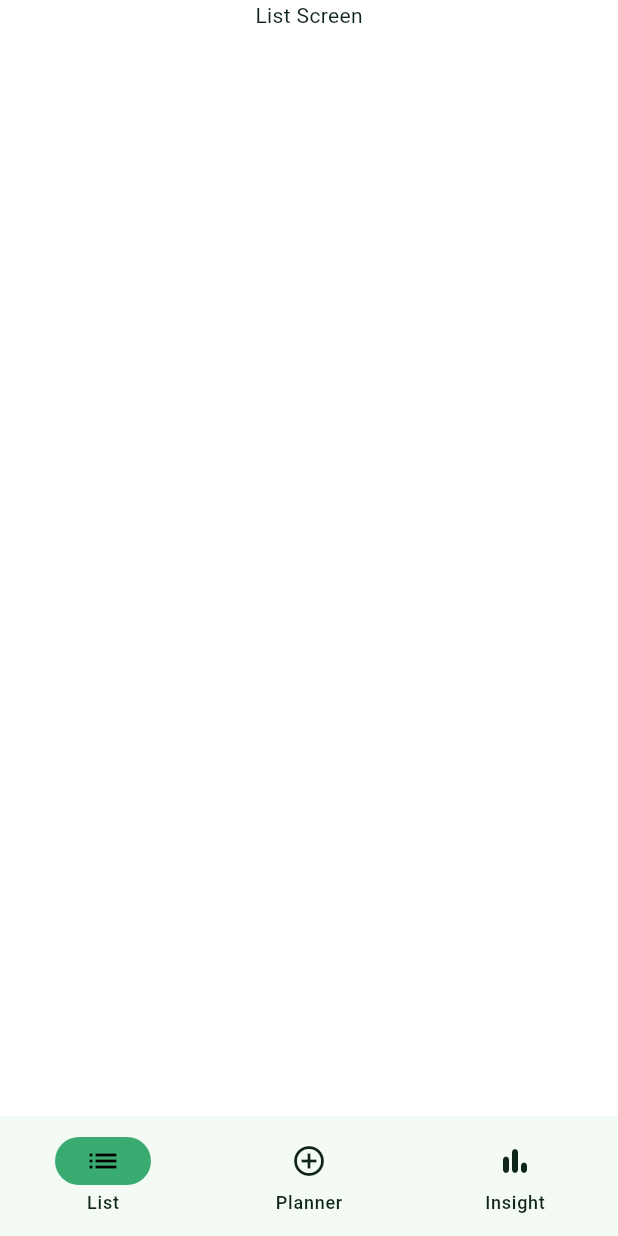
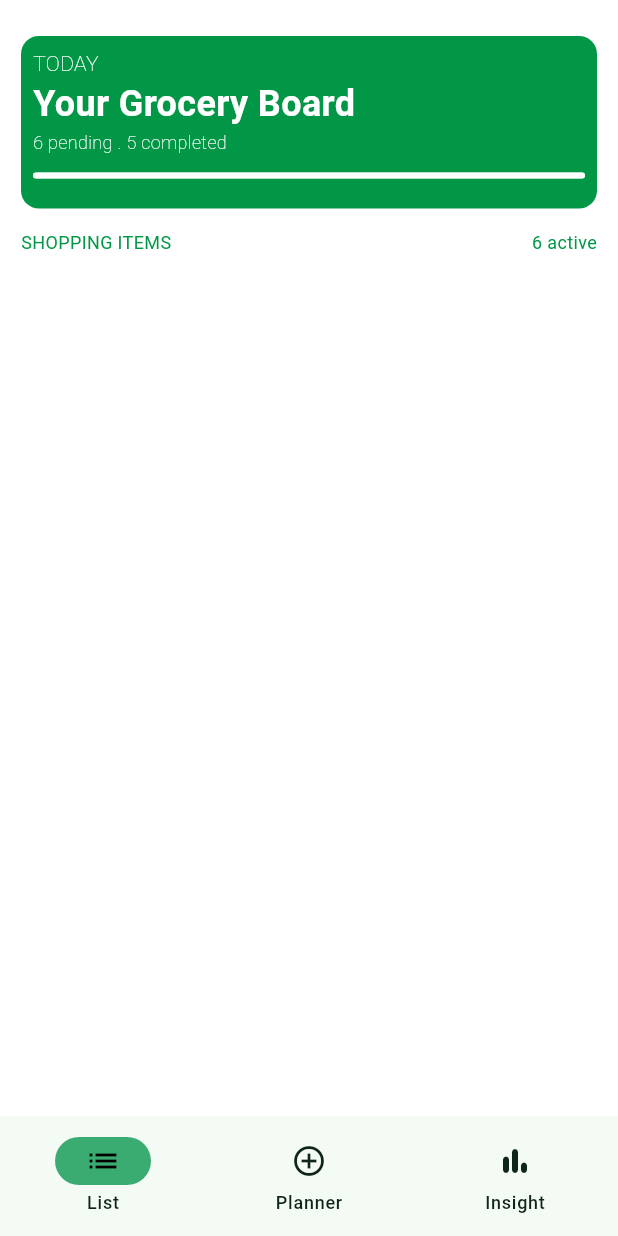
Before and after one commit to Miki0035/flutter_grocify, a Flutter app: the screen it shows after launch, after a tap on "Continue with Google", on a phone screen of 412 x 824 dp. Run offline on Flutter 3.47's test engine with Material 3 defaults, Android fonts, the phone set to English and light mode, and no system bars; our stand-ins replace fpdart.

Commit message:
feat: create banner card

```diff
--- /dev/null
+++ b/devtools_options.yaml
@@ -0,0 +1,3 @@
+description: This file stores settings for Dart & Flutter DevTools.
+documentation: https://docs.flutter.dev/tools/devtools/extensions#configure-extension-enablement-states
+extensions:
--- a/lib/features/auth/presentation/screens/login_screen.dart
+++ b/lib/features/auth/presentation/screens/login_screen.dart
@@ -21,11 +21,14 @@ class LoginScreen extends StatelessWidget {
               child: Column(
                 children: [
                   Text(
-                    'Grocify',
+                    'Grocify App',
                     textAlign: .center,
                     style: TextStyle(fontSize: 32),
                   ),
-                  Text('Plan smarter. Shope happier.', textAlign: .center),
+                  Text(
+                    'Plan smarter. Shope happier than ever before.',
+                    textAlign: .center,
+                  ),
 
                   SizedBox(height: 12),
                   Container(
--- a/lib/features/list/presentation/screens/list_screen.dart
+++ b/lib/features/list/presentation/screens/list_screen.dart
@@ -1,10 +1,41 @@
 import 'package:flutter/material.dart';
+import 'package:flutter/widget_previews.dart';
+import 'package:grocify/core/constants/colors.dart';
+import 'package:grocify/features/list/presentation/widgets/banner_card.dart';
 
 class ListScreen extends StatelessWidget {
+  @Preview(name: 'List screen')
   const ListScreen({super.key});
 
   @override
   Widget build(BuildContext context) {
-    return const Column(children: [Center(child: Text('List Screen'))]);
+    return SafeArea(
+      child: Padding(
+        padding: const EdgeInsets.symmetric(horizontal: 14, vertical: 24),
+        child: Column(
+          children: [
+            // Banner
+            GBannerCard(),
+            Padding(
+              padding: const EdgeInsets.symmetric(vertical: 14),
+              child: Row(
+                mainAxisAlignment: .spaceBetween,
+                children: [
+                  Text(
+                    'SHOPPING ITEMS',
+                    style: TextStyle(color: GrocifyBrand.green, fontSize: 12),
+                  ),
+
+                  Text(
+                    '6 active',
+                    style: TextStyle(color: GrocifyBrand.green, fontSize: 12),
+                  ),
+                ],
+              ),
+            ),
+          ],
+        ),
+      ),
+    );
   }
 }
--- /dev/null
+++ b/lib/features/list/presentation/widgets/banner_card.dart
@@ -0,0 +1,58 @@
+import 'package:flutter/material.dart';
+import 'package:grocify/core/constants/colors.dart';
+
+class GBannerCard extends StatelessWidget {
+  const GBannerCard({super.key});
+
+  @override
+  Widget build(BuildContext context) {
+    return Container(
+      width: .infinity,
+      padding: .all(8),
+      decoration: BoxDecoration(
+        color: GrocifyBrand.green,
+        borderRadius: .circular(12),
+      ),
+      child: Column(
+        crossAxisAlignment: .start,
+        children: [
+          Text(
+            'TODAY',
+            style: TextStyle(fontWeight: .w100, color: GrocifyBrand.white),
+          ),
+
+          Text(
+            'Your Grocery Board',
+            style: TextStyle(
+              fontWeight: .w600,
+              fontSize: 24,
+              color: GrocifyBrand.white,
+            ),
+          ),
+          Text.rich(
+            TextSpan(
+              style: TextStyle(
+                color: GrocifyBrand.white,
+                fontSize: 12,
+                fontWeight: .w100,
+              ),
+              children: [
+                TextSpan(text: '6 pending . '),
+                TextSpan(text: '5 completed'),
+              ],
+            ),
+          ),
+          Padding(
+            padding: const EdgeInsets.symmetric(vertical: 12),
+            child: LinearProgressIndicator(
+              value: 50,
+              color: GrocifyBrand.white,
+              borderRadius: .circular(50),
+              backgroundColor: GrocifyBrand.greenSoft,
+            ),
+          ),
+        ],
+      ),
+    );
+  }
+}
```
